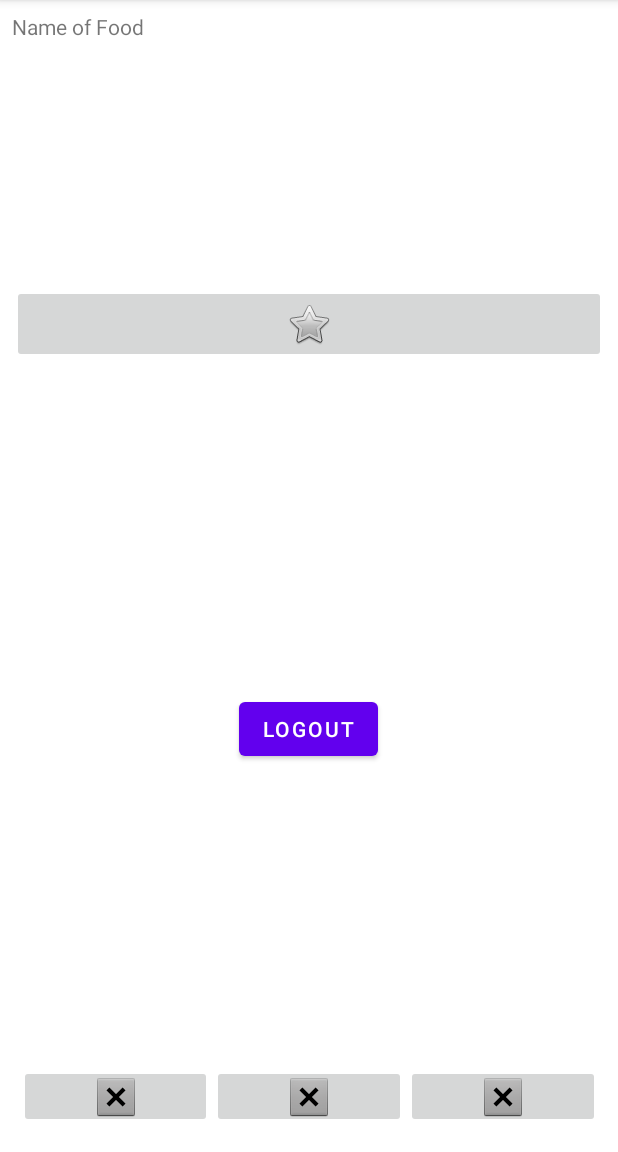
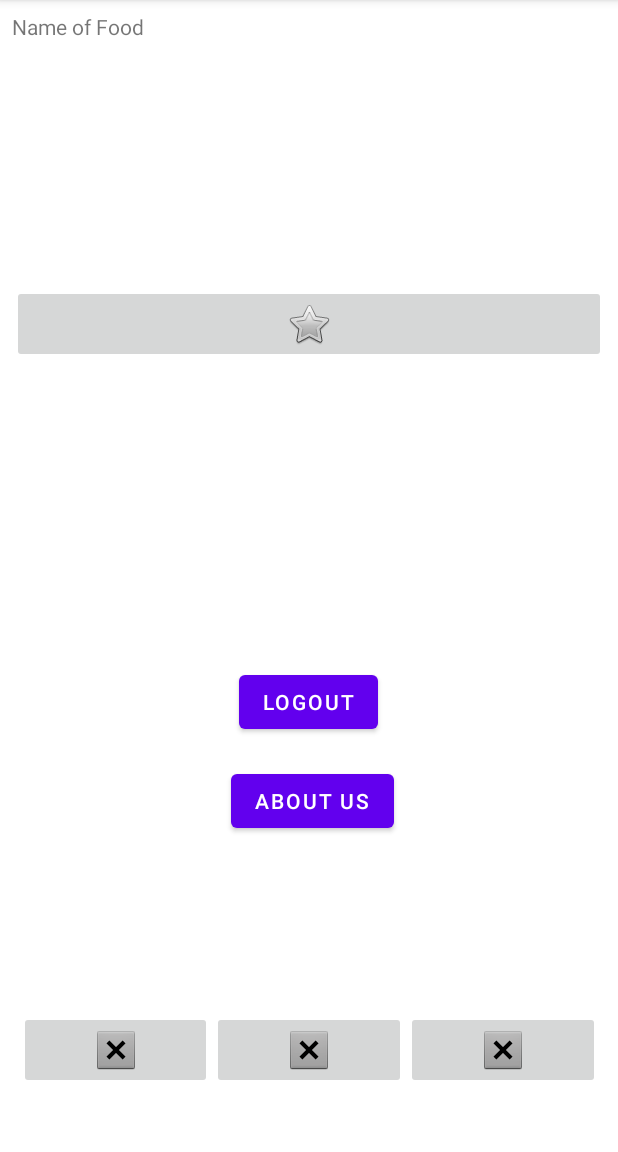
Before and after one commit to Zeraphim/AngkolsKitchenApp, an Android app: the GalleryMenu screen opened directly, with no data from a screen before it, on a phone screen of 412 x 824 dp, the part 84-1236 px from its top. Run offline under Robolectric (Android 15) with nearby library versions, the phone set to English and light mode, and no system bars; our stand-ins replace Firebase (no records; nobody signed in at launch, a user with empty details on screens opened directly).

Commit message:
added button functionalities

```diff
--- a/app/src/main/java/com/example/angkolskitchenapp/AboutPage.java
+++ b/app/src/main/java/com/example/angkolskitchenapp/AboutPage.java
@@ -26,7 +26,7 @@ public class AboutPage extends AppCompatActivity {
     }
 
     public void openMainActivity(){
-        Intent intent = new Intent(this, MainActivity.class);
+        Intent intent = new Intent(this, GalleryMenu.class);
         startActivity(intent);
     }
 }
--- a/app/src/main/java/com/example/angkolskitchenapp/FoodCart.java
+++ b/app/src/main/java/com/example/angkolskitchenapp/FoodCart.java
@@ -22,7 +22,7 @@ public class FoodCart extends AppCompatActivity {
         });
         backToGalleryButton = findViewById(R.id.backToGalleryButton);
         backToGalleryButton.setOnClickListener(view -> {
-            startActivity(new Intent(FoodCart.this, MainActivity.class));
+            startActivity(new Intent(FoodCart.this, GalleryMenu.class));
         });
 
     }
--- a/app/src/main/java/com/example/angkolskitchenapp/GalleryMenu.java
+++ b/app/src/main/java/com/example/angkolskitchenapp/GalleryMenu.java
@@ -6,7 +6,6 @@ import android.content.Intent;
 import android.os.Bundle;
 import android.view.View;
 import android.widget.Button;
-import android.widget.Gallery;
 import android.widget.ImageButton;
 
 import com.google.firebase.auth.FirebaseAuth;
@@ -15,6 +14,7 @@ import com.google.firebase.auth.FirebaseUser;
 public class GalleryMenu extends AppCompatActivity {
 
     Button btnLogOut;
+    Button about_us;
     FirebaseAuth mAuth;
     ImageButton btnAccount;
     ImageButton btnHome;
@@ -29,6 +29,10 @@ public class GalleryMenu extends AppCompatActivity {
         btnHome = findViewById(R.id.btnHome);
         btnCart = findViewById(R.id.btnCart);
         btnLogOut = findViewById(R.id.btnLogout);
+        about_us = findViewById(R.id.about_us);
+        about_us.setOnClickListener(view -> {
+            startActivity(new Intent(GalleryMenu.this, AboutPage.class));
+        });
         mAuth = FirebaseAuth.getInstance();
 
         btnLogOut.setOnClickListener(view ->{
@@ -67,4 +71,6 @@ public class GalleryMenu extends AppCompatActivity {
         startActivity(intent);
 
     }
+
+
 }
--- a/app/src/main/res/layout/activity_gallery_menu.xml
+++ b/app/src/main/res/layout/activity_gallery_menu.xml
@@ -1,10 +1,10 @@
 <?xml version="1.0" encoding="utf-8"?>
 <androidx.constraintlayout.widget.ConstraintLayout xmlns:android="http://schemas.android.com/apk/res/android"
-xmlns:app="http://schemas.android.com/apk/res-auto"
-xmlns:tools="http://schemas.android.com/tools"
-android:layout_width="match_parent"
-android:layout_height="match_parent"
-tools:context=".MainActivity">
+    xmlns:app="http://schemas.android.com/apk/res-auto"
+    xmlns:tools="http://schemas.android.com/tools"
+    android:layout_width="match_parent"
+    android:layout_height="match_parent"
+    tools:context=".MainActivity">
 
     <Button
         android:id="@+id/btnLogout"
@@ -20,16 +20,17 @@ tools:context=".MainActivity">
     <FrameLayout
         android:id="@+id/frameLayout2"
         android:layout_width="403dp"
-        android:layout_height="50dp"
+        android:layout_height="0dp"
         android:layout_marginStart="8dp"
         android:layout_marginLeft="8dp"
         android:layout_marginEnd="8dp"
         android:layout_marginRight="8dp"
-        android:layout_marginBottom="8dp"
+        android:layout_marginBottom="7dp"
         android:layout_weight="1"
         app:layout_constraintBottom_toBottomOf="parent"
         app:layout_constraintEnd_toEndOf="parent"
-        app:layout_constraintStart_toStartOf="parent">
+        app:layout_constraintStart_toStartOf="parent"
+        app:layout_constraintTop_toBottomOf="@+id/about_us">
 
         <LinearLayout
             android:id="@+id/linearLayout3"
@@ -47,9 +48,8 @@ tools:context=".MainActivity">
                 android:layout_width="wrap_content"
                 android:layout_height="wrap_content"
                 android:layout_weight="1"
-                app:srcCompat="@android:drawable/btn_dialog"
                 android:onClick="openAccount"
-                />
+                app:srcCompat="@android:drawable/btn_dialog" />
 
 
             <ImageButton
@@ -57,18 +57,16 @@ tools:context=".MainActivity">
                 android:layout_width="wrap_content"
                 android:layout_height="match_parent"
                 android:layout_weight="1"
-                app:srcCompat="@android:drawable/btn_dialog"
                 android:onClick="openHome"
-                />
+                app:srcCompat="@android:drawable/btn_dialog" />
 
             <ImageButton
                 android:id="@+id/btnCart"
                 android:layout_width="wrap_content"
                 android:layout_height="wrap_content"
                 android:layout_weight="1"
-                app:srcCompat="@android:drawable/btn_dialog"
                 android:onClick="openCart"
-                />
+                app:srcCompat="@android:drawable/btn_dialog" />
 
         </LinearLayout>
     </FrameLayout>
@@ -106,17 +104,34 @@ tools:context=".MainActivity">
                     android:layout_width="match_parent"
                     android:layout_height="80dp"
                     android:text="Name of Food" />
+
             </FrameLayout>
 
             <ImageButton
                 android:id="@+id/btnIndivProduct"
                 android:layout_width="match_parent"
                 android:layout_height="wrap_content"
+                android:onClick="openIndivProduct"
                 app:layout_constraintEnd_toEndOf="parent"
                 app:layout_constraintStart_toStartOf="parent"
-                app:srcCompat="@android:drawable/btn_star"
-                android:onClick="openIndivProduct" />
+                app:srcCompat="@android:drawable/btn_star" />
         </LinearLayout>
     </FrameLayout>
 
+    <Button
+        android:id="@+id/about_us"
+        android:layout_width="wrap_content"
+        android:layout_height="wrap_content"
+        android:layout_marginStart="149dp"
+        android:layout_marginLeft="149dp"
+        android:layout_marginTop="510dp"
+        android:layout_marginEnd="149dp"
+        android:layout_marginRight="149dp"
+        android:layout_marginBottom="116dp"
+        android:text="@string/about_us"
+        app:layout_constraintBottom_toTopOf="@+id/frameLayout2"
+        app:layout_constraintEnd_toEndOf="parent"
+        app:layout_constraintStart_toStartOf="@+id/frameLayout2"
+        app:layout_constraintTop_toTopOf="parent" />
+
 </androidx.constraintlayout.widget.ConstraintLayout>
--- a/app/src/main/res/values/strings.xml
+++ b/app/src/main/res/values/strings.xml
@@ -16,4 +16,6 @@
     <string name="food_cart_label">ANGKOL\'S CART</string>
     <string name="after_purchase_message">THANK YOU FOR ORDERING!</string>
     <string name="order_status_label">Processing</string>
+    <string name="order_items">Ordered Items</string>
+    <string name="about_us">About Us</string>
 </resources>
```
Also changed, not shown: app/src/main/AndroidManifest.xml (+8 -2 lines), app/src/main/java/com/example/angkolskitchenapp/Account.java (+19 -0 lines), app/src/main/java/com/example/angkolskitchenapp/IndividualProduct.java (+14 -1 lines), app/src/main/java/com/example/angkolskitchenapp/PurchaseHistory.java (+10 -8 lines), app/src/main/res/layout/activity_about_page.xml (+14 -2 lines), app/src/main/res/layout/activity_account.xml (+26 -1 lines), app/src/main/res/layout/activity_individual_product.xml (+34 -16 lines), app/src/main/res/layout/activity_purchase_history.xml (+29 -18 lines), app/src/main/res/layout/layout_order.xml (+26 -8 lines).
